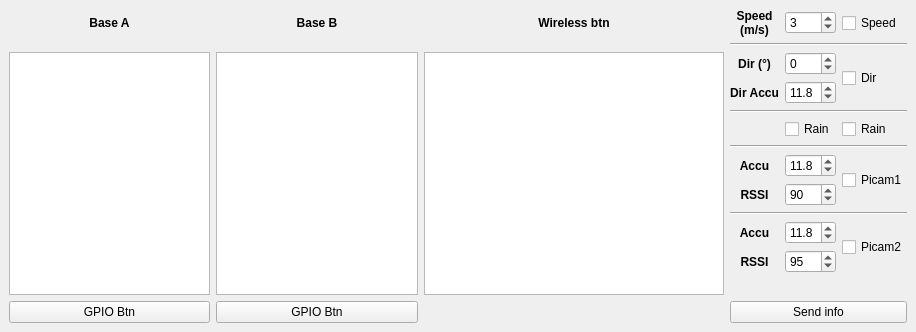
This is F3FChrono/gui/simulate_base.ui in jomarin38/F3FChrono as Qt 5 draws it before an edit. The edited form follows.
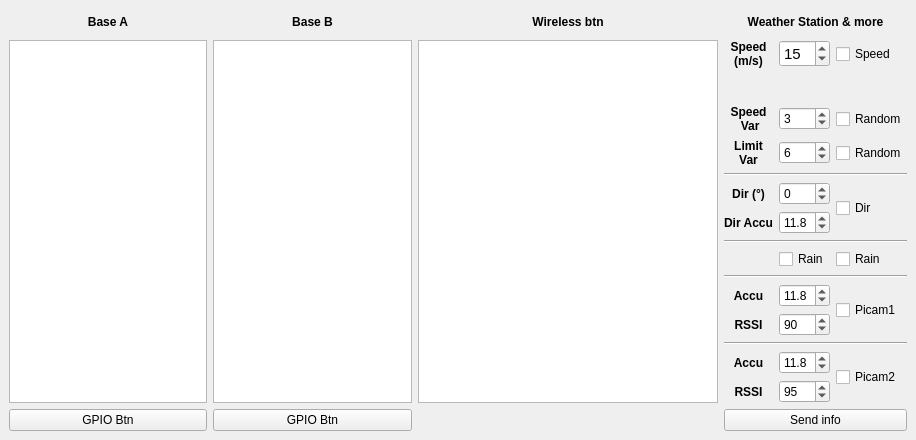
This is the edited form.

```diff
--- a/F3FChrono/gui/simulate_base.ui
+++ b/F3FChrono/gui/simulate_base.ui
@@ -7,7 +7,7 @@
     <x>0</x>
     <y>0</y>
     <width>916</width>
-    <height>332</height>
+    <height>440</height>
    </rect>
   </property>
   <property name="minimumSize">
@@ -21,188 +21,13 @@
   </property>
   <widget class="QWidget" name="centralwidget">
    <layout class="QGridLayout" name="gridLayout">
-    <item row="7" column="4">
-     <widget class="QDoubleSpinBox" name="AccuPicam1">
-      <property name="decimals">
-       <number>1</number>
-      </property>
-      <property name="minimum">
-       <double>9.000000000000000</double>
-      </property>
-      <property name="maximum">
-       <double>12.600000000000000</double>
-      </property>
-      <property name="singleStep">
-       <double>0.100000000000000</double>
-      </property>
-      <property name="value">
-       <double>11.800000000000001</double>
-      </property>
-     </widget>
-    </item>
-    <item row="10" column="3">
-     <widget class="QLabel" name="label_28">
-      <property name="minimumSize">
-       <size>
-        <width>0</width>
-        <height>15</height>
-       </size>
-      </property>
-      <property name="maximumSize">
-       <size>
-        <width>16777215</width>
-        <height>16777215</height>
-       </size>
-      </property>
-      <property name="font">
-       <font>
-        <weight>75</weight>
-        <bold>true</bold>
-       </font>
-      </property>
+    <item row="4" column="5">
+     <widget class="QCheckBox" name="windRandomLimit">
       <property name="text">
-       <string>Accu</string>
+       <string>Random</string>
       </property>
-      <property name="alignment">
-       <set>Qt::AlignCenter</set>
-      </property>
-     </widget>
-    </item>
-    <item row="2" column="0" rowspan="11">
-     <widget class="QListWidget" name="listBaseA">
-      <property name="minimumSize">
-       <size>
-        <width>100</width>
-        <height>0</height>
-       </size>
-      </property>
-     </widget>
-    </item>
-    <item row="1" column="3" colspan="3">
-     <widget class="Line" name="line">
-      <property name="orientation">
-       <enum>Qt::Horizontal</enum>
-      </property>
-     </widget>
-    </item>
-    <item row="0" column="4">
-     <widget class="QSpinBox" name="wind_speed">
-      <property name="maximum">
-       <number>30</number>
-      </property>
-      <property name="value">
-       <number>3</number>
-      </property>
-     </widget>
-    </item>
-    <item row="0" column="5">
-     <widget class="QCheckBox" name="speedProcessing">
-      <property name="text">
-       <string>Speed</string>
-      </property>
-     </widget>
-    </item>
-    <item row="9" column="3" colspan="3">
-     <widget class="Line" name="line_4">
-      <property name="orientation">
-       <enum>Qt::Horizontal</enum>
-      </property>
-     </widget>
-    </item>
-    <item row="5" column="4">
-     <widget class="QCheckBox" name="rain">
-      <property name="text">
-       <string>Rain</string>
-      </property>
-     </widget>
-    </item>
-    <item row="6" column="3" colspan="3">
-     <widget class="Line" name="line_3">
-      <property name="orientation">
-       <enum>Qt::Horizontal</enum>
-      </property>
-     </widget>
-    </item>
-    <item row="10" column="5" rowspan="2">
-     <widget class="QCheckBox" name="picam2Processing">
-      <property name="text">
-       <string>Picam2</string>
-      </property>
-     </widget>
-    </item>
-    <item row="8" column="3">
-     <widget class="QLabel" name="label_26">
-      <property name="minimumSize">
-       <size>
-        <width>0</width>
-        <height>15</height>
-       </size>
-      </property>
-      <property name="font">
-       <font>
-        <weight>75</weight>
-        <bold>true</bold>
-       </font>
-      </property>
-      <property name="text">
-       <string>RSSI</string>
-      </property>
-      <property name="alignment">
-       <set>Qt::AlignCenter</set>
-      </property>
-     </widget>
-    </item>
-    <item row="7" column="3">
-     <widget class="QLabel" name="label_25">
-      <property name="minimumSize">
-       <size>
-        <width>0</width>
-        <height>15</height>
-       </size>
-      </property>
-      <property name="maximumSize">
-       <size>
-        <width>16777215</width>
-        <height>16777215</height>
-       </size>
-      </property>
-      <property name="font">
-       <font>
-        <weight>75</weight>
-        <bold>true</bold>
-       </font>
-      </property>
-      <property name="text">
-       <string>Accu</string>
-      </property>
-      <property name="alignment">
-       <set>Qt::AlignCenter</set>
-      </property>
-     </widget>
-    </item>
-    <item row="10" column="4">
-     <widget class="QDoubleSpinBox" name="AccuPicam2">
-      <property name="decimals">
-       <number>1</number>
-      </property>
-      <property name="minimum">
-       <double>9.000000000000000</double>
-      </property>
-      <property name="maximum">
-       <double>12.600000000000000</double>
-      </property>
-      <property name="singleStep">
-       <double>0.100000000000000</double>
-      </property>
-      <property name="value">
-       <double>11.800000000000001</double>
-      </property>
-     </widget>
-    </item>
-    <item row="14" column="0">
-     <widget class="QPushButton" name="btn_gpio_A">
-      <property name="text">
-       <string>GPIO Btn</string>
+      <property name="checked">
+       <bool>false</bool>
       </property>
      </widget>
     </item>
@@ -222,48 +47,10 @@
       </property>
      </widget>
     </item>
-    <item row="2" column="4">
-     <widget class="QSpinBox" name="wind_dir">
-      <property name="enabled">
-       <bool>true</bool>
-      </property>
-      <property name="minimum">
-       <number>-90</number>
-      </property>
-      <property name="maximum">
-       <number>90</number>
-      </property>
-     </widget>
-    </item>
-    <item row="2" column="3">
-     <widget class="QLabel" name="label_13">
-      <property name="minimumSize">
-       <size>
-        <width>0</width>
-        <height>15</height>
-       </size>
-      </property>
-      <property name="font">
-       <font>
-        <weight>75</weight>
-        <bold>true</bold>
-       </font>
-      </property>
+    <item row="18" column="1">
+     <widget class="QPushButton" name="btn_gpio_B">
       <property name="text">
-       <string>Dir (°)</string>
-      </property>
-      <property name="alignment">
-       <set>Qt::AlignCenter</set>
-      </property>
-     </widget>
-    </item>
-    <item row="2" column="2" rowspan="11">
-     <widget class="QListWidget" name="listWBtn">
-      <property name="minimumSize">
-       <size>
-        <width>300</width>
-        <height>0</height>
-       </size>
+       <string>GPIO Btn</string>
       </property>
      </widget>
     </item>
@@ -283,49 +70,255 @@
       </property>
      </widget>
     </item>
-    <item row="5" column="5">
-     <widget class="QCheckBox" name="rainProcessing">
+    <item row="18" column="3" colspan="3">
+     <widget class="QPushButton" name="btn_send_Info">
       <property name="text">
-       <string>Rain</string>
+       <string>Send info</string>
       </property>
      </widget>
     </item>
-    <item row="8" column="4">
-     <widget class="QSpinBox" name="rssi_picam1">
-      <property name="enabled">
-       <bool>true</bool>
+    <item row="0" column="1">
+     <widget class="QLabel" name="label_4">
+      <property name="font">
+       <font>
+        <weight>75</weight>
+        <bold>true</bold>
+       </font>
+      </property>
+      <property name="text">
+       <string>Base B</string>
+      </property>
+      <property name="alignment">
+       <set>Qt::AlignCenter</set>
+      </property>
+     </widget>
+    </item>
+    <item row="14" column="4">
+     <widget class="QDoubleSpinBox" name="AccuPicam2">
+      <property name="decimals">
+       <number>1</number>
       </property>
       <property name="minimum">
-       <number>0</number>
+       <double>9.000000000000000</double>
       </property>
       <property name="maximum">
-       <number>100</number>
+       <double>12.600000000000000</double>
       </property>
+      <property name="singleStep">
+       <double>0.100000000000000</double>
+      </property>
       <property name="value">
-       <number>90</number>
+       <double>11.800000000000001</double>
+      </property>
+     </widget>
+    </item>
+    <item row="9" column="4">
+     <widget class="QCheckBox" name="rain">
+      <property name="text">
+       <string>Rain</string>
+      </property>
+     </widget>
+    </item>
+    <item row="6" column="3">
+     <widget class="QLabel" name="label_13">
+      <property name="minimumSize">
+       <size>
+        <width>0</width>
+        <height>15</height>
+       </size>
+      </property>
+      <property name="font">
+       <font>
+        <weight>75</weight>
+        <bold>true</bold>
+       </font>
+      </property>
+      <property name="text">
+       <string>Dir (°)</string>
+      </property>
+      <property name="alignment">
+       <set>Qt::AlignCenter</set>
+      </property>
+     </widget>
+    </item>
+    <item row="3" column="5">
+     <widget class="QCheckBox" name="windRandomVar">
+      <property name="text">
+       <string>Random</string>
+      </property>
+      <property name="checked">
+       <bool>false</bool>
+      </property>
+     </widget>
+    </item>
+    <item row="4" column="4">
+     <widget class="QSpinBox" name="wind_var_limit">
+      <property name="maximum">
+       <number>9</number>
+      </property>
+      <property name="value">
+       <number>6</number>
       </property>
      </widget>
     </item>
     <item row="3" column="4">
-     <widget class="QDoubleSpinBox" name="wind_dirVoltage">
-      <property name="decimals">
-       <number>1</number>
+     <widget class="QSpinBox" name="wind_var_speed">
+      <property name="maximum">
+       <number>9</number>
       </property>
+      <property name="value">
+       <number>3</number>
+      </property>
+     </widget>
+    </item>
+    <item row="3" column="3">
+     <widget class="QLabel" name="label_16">
+      <property name="minimumSize">
+       <size>
+        <width>0</width>
+        <height>15</height>
+       </size>
+      </property>
+      <property name="maximumSize">
+       <size>
+        <width>16777215</width>
+        <height>16777215</height>
+       </size>
+      </property>
+      <property name="font">
+       <font>
+        <weight>75</weight>
+        <bold>true</bold>
+       </font>
+      </property>
+      <property name="text">
+       <string>Speed
+ Var</string>
+      </property>
+      <property name="alignment">
+       <set>Qt::AlignCenter</set>
+      </property>
+     </widget>
+    </item>
+    <item row="1" column="1" rowspan="15">
+     <widget class="QListWidget" name="listBaseB">
+      <property name="minimumSize">
+       <size>
+        <width>100</width>
+        <height>0</height>
+       </size>
+      </property>
+     </widget>
+    </item>
+    <item row="14" column="5" rowspan="2">
+     <widget class="QCheckBox" name="picam2Processing">
+      <property name="text">
+       <string>Picam2</string>
+      </property>
+     </widget>
+    </item>
+    <item row="5" column="3" colspan="3">
+     <widget class="Line" name="line">
+      <property name="orientation">
+       <enum>Qt::Horizontal</enum>
+      </property>
+     </widget>
+    </item>
+    <item row="14" column="3">
+     <widget class="QLabel" name="label_28">
+      <property name="minimumSize">
+       <size>
+        <width>0</width>
+        <height>15</height>
+       </size>
+      </property>
+      <property name="maximumSize">
+       <size>
+        <width>16777215</width>
+        <height>16777215</height>
+       </size>
+      </property>
+      <property name="font">
+       <font>
+        <weight>75</weight>
+        <bold>true</bold>
+       </font>
+      </property>
+      <property name="text">
+       <string>Accu</string>
+      </property>
+      <property name="alignment">
+       <set>Qt::AlignCenter</set>
+      </property>
+     </widget>
+    </item>
+    <item row="6" column="5" rowspan="2">
+     <widget class="QCheckBox" name="dirProcessing">
+      <property name="text">
+       <string>Dir</string>
+      </property>
+     </widget>
+    </item>
+    <item row="6" column="4">
+     <widget class="QSpinBox" name="wind_dir">
+      <property name="enabled">
+       <bool>true</bool>
+      </property>
       <property name="minimum">
-       <double>9.000000000000000</double>
+       <number>-90</number>
       </property>
       <property name="maximum">
-       <double>12.600000000000000</double>
+       <number>90</number>
       </property>
-      <property name="singleStep">
-       <double>0.100000000000000</double>
+     </widget>
+    </item>
+    <item row="12" column="4">
+     <widget class="QSpinBox" name="rssi_picam1">
+      <property name="enabled">
+       <bool>true</bool>
       </property>
+      <property name="minimum">
+       <number>0</number>
+      </property>
+      <property name="maximum">
+       <number>100</number>
+      </property>
       <property name="value">
-       <double>11.800000000000001</double>
+       <number>90</number>
       </property>
      </widget>
     </item>
-    <item row="0" column="3">
+    <item row="15" column="4">
+     <widget class="QSpinBox" name="rssi_picam2">
+      <property name="enabled">
+       <bool>true</bool>
+      </property>
+      <property name="minimum">
+       <number>0</number>
+      </property>
+      <property name="maximum">
+       <number>100</number>
+      </property>
+      <property name="value">
+       <number>95</number>
+      </property>
+     </widget>
+    </item>
+    <item row="13" column="3" colspan="3">
+     <widget class="Line" name="line_4">
+      <property name="orientation">
+       <enum>Qt::Horizontal</enum>
+      </property>
+     </widget>
+    </item>
+    <item row="18" column="0">
+     <widget class="QPushButton" name="btn_gpio_A">
+      <property name="text">
+       <string>GPIO Btn</string>
+      </property>
+     </widget>
+    </item>
+    <item row="1" column="3">
      <widget class="QLabel" name="label_12">
       <property name="minimumSize">
        <size>
@@ -354,31 +347,97 @@
       </property>
      </widget>
     </item>
-    <item row="7" column="5" rowspan="2">
+    <item row="11" column="4">
+     <widget class="QDoubleSpinBox" name="AccuPicam1">
+      <property name="decimals">
+       <number>1</number>
+      </property>
+      <property name="minimum">
+       <double>9.000000000000000</double>
+      </property>
+      <property name="maximum">
+       <double>12.600000000000000</double>
+      </property>
+      <property name="singleStep">
+       <double>0.100000000000000</double>
+      </property>
+      <property name="value">
+       <double>11.800000000000001</double>
+      </property>
+     </widget>
+    </item>
+    <item row="4" column="3">
+     <widget class="QLabel" name="label_17">
+      <property name="minimumSize">
+       <size>
+        <width>0</width>
+        <height>15</height>
+       </size>
+      </property>
+      <property name="maximumSize">
+       <size>
+        <width>16777215</width>
+        <height>16777215</height>
+       </size>
+      </property>
+      <property name="font">
+       <font>
+        <weight>75</weight>
+        <bold>true</bold>
+       </font>
+      </property>
+      <property name="text">
+       <string>Limit
+Var</string>
+      </property>
+      <property name="alignment">
+       <set>Qt::AlignCenter</set>
+      </property>
+     </widget>
+    </item>
+    <item row="9" column="5">
+     <widget class="QCheckBox" name="rainProcessing">
+      <property name="text">
+       <string>Rain</string>
+      </property>
+     </widget>
+    </item>
+    <item row="1" column="4">
+     <widget class="QSpinBox" name="wind_speed">
+      <property name="font">
+       <font>
+        <pointsize>11</pointsize>
+       </font>
+      </property>
+      <property name="maximum">
+       <number>30</number>
+      </property>
+      <property name="value">
+       <number>15</number>
+      </property>
+     </widget>
+    </item>
+    <item row="11" column="5" rowspan="2">
      <widget class="QCheckBox" name="picam1Processing">
       <property name="text">
        <string>Picam1</string>
       </property>
      </widget>
     </item>
-    <item row="0" column="1">
-     <widget class="QLabel" name="label_4">
-      <property name="font">
-       <font>
-        <weight>75</weight>
-        <bold>true</bold>
-       </font>
-      </property>
-      <property name="text">
-       <string>Base B</string>
-      </property>
-      <property name="alignment">
-       <set>Qt::AlignCenter</set>
-      </property>
-     </widget>
-    </item>
     <item row="11" column="3">
-     <widget class="QLabel" name="label_27">
+     <widget class="QLabel" name="label_25">
+      <property name="minimumSize">
+       <size>
+        <width>0</width>
+        <height>15</height>
+       </size>
+      </property>
+      <property name="maximumSize">
+       <size>
+        <width>16777215</width>
+        <height>16777215</height>
+       </size>
+      </property>
       <property name="font">
        <font>
         <weight>75</weight>
@@ -386,44 +445,14 @@
        </font>
       </property>
       <property name="text">
-       <string>RSSI</string>
+       <string>Accu</string>
       </property>
       <property name="alignment">
        <set>Qt::AlignCenter</set>
       </property>
      </widget>
     </item>
-    <item row="4" column="3" colspan="3">
-     <widget class="Line" name="line_2">
-      <property name="orientation">
-       <enum>Qt::Horizontal</enum>
-      </property>
-     </widget>
-    </item>
-    <item row="14" column="1">
-     <widget class="QPushButton" name="btn_gpio_B">
-      <property name="text">
-       <string>GPIO Btn</string>
-      </property>
-     </widget>
-    </item>
-    <item row="11" column="4">
-     <widget class="QSpinBox" name="rssi_picam2">
-      <property name="enabled">
-       <bool>true</bool>
-      </property>
-      <property name="minimum">
-       <number>0</number>
-      </property>
-      <property name="maximum">
-       <number>100</number>
-      </property>
-      <property name="value">
-       <number>95</number>
-      </property>
-     </widget>
-    </item>
-    <item row="3" column="3">
+    <item row="7" column="3">
      <widget class="QLabel" name="label_15">
       <property name="minimumSize">
        <size>
@@ -445,8 +474,8 @@
       </property>
      </widget>
     </item>
-    <item row="2" column="1" rowspan="11">
-     <widget class="QListWidget" name="listBaseB">
+    <item row="1" column="0" rowspan="15">
+     <widget class="QListWidget" name="listBaseA">
       <property name="minimumSize">
        <size>
         <width>100</width>
@@ -455,17 +484,107 @@
       </property>
      </widget>
     </item>
-    <item row="2" column="5" rowspan="2">
-     <widget class="QCheckBox" name="dirProcessing">
+    <item row="8" column="3" colspan="3">
+     <widget class="Line" name="line_2">
+      <property name="orientation">
+       <enum>Qt::Horizontal</enum>
+      </property>
+     </widget>
+    </item>
+    <item row="10" column="3" colspan="3">
+     <widget class="Line" name="line_3">
+      <property name="orientation">
+       <enum>Qt::Horizontal</enum>
+      </property>
+     </widget>
+    </item>
+    <item row="12" column="3">
+     <widget class="QLabel" name="label_26">
+      <property name="minimumSize">
+       <size>
+        <width>0</width>
+        <height>15</height>
+       </size>
+      </property>
+      <property name="font">
+       <font>
+        <weight>75</weight>
+        <bold>true</bold>
+       </font>
+      </property>
       <property name="text">
-       <string>Dir</string>
+       <string>RSSI</string>
       </property>
+      <property name="alignment">
+       <set>Qt::AlignCenter</set>
+      </property>
      </widget>
     </item>
-    <item row="14" column="3" colspan="3">
-     <widget class="QPushButton" name="btn_send_Info">
+    <item row="7" column="4">
+     <widget class="QDoubleSpinBox" name="wind_dirVoltage">
+      <property name="decimals">
+       <number>1</number>
+      </property>
+      <property name="minimum">
+       <double>9.000000000000000</double>
+      </property>
+      <property name="maximum">
+       <double>12.600000000000000</double>
+      </property>
+      <property name="singleStep">
+       <double>0.100000000000000</double>
+      </property>
+      <property name="value">
+       <double>11.800000000000001</double>
+      </property>
+     </widget>
+    </item>
+    <item row="1" column="2" rowspan="15">
+     <widget class="QListWidget" name="listWBtn">
+      <property name="minimumSize">
+       <size>
+        <width>300</width>
+        <height>0</height>
+       </size>
+      </property>
+     </widget>
+    </item>
+    <item row="15" column="3">
+     <widget class="QLabel" name="label_27">
+      <property name="font">
+       <font>
+        <weight>75</weight>
+        <bold>true</bold>
+       </font>
+      </property>
       <property name="text">
-       <string>Send info</string>
+       <string>RSSI</string>
+      </property>
+      <property name="alignment">
+       <set>Qt::AlignCenter</set>
+      </property>
+     </widget>
+    </item>
+    <item row="1" column="5">
+     <widget class="QCheckBox" name="speedProcessing">
+      <property name="text">
+       <string>Speed</string>
+      </property>
+     </widget>
+    </item>
+    <item row="0" column="3" colspan="3">
+     <widget class="QLabel" name="label_6">
+      <property name="font">
+       <font>
+        <weight>75</weight>
+        <bold>true</bold>
+       </font>
+      </property>
+      <property name="text">
+       <string>Weather Station &amp; more</string>
+      </property>
+      <property name="alignment">
+       <set>Qt::AlignCenter</set>
       </property>
      </widget>
     </item>
```
